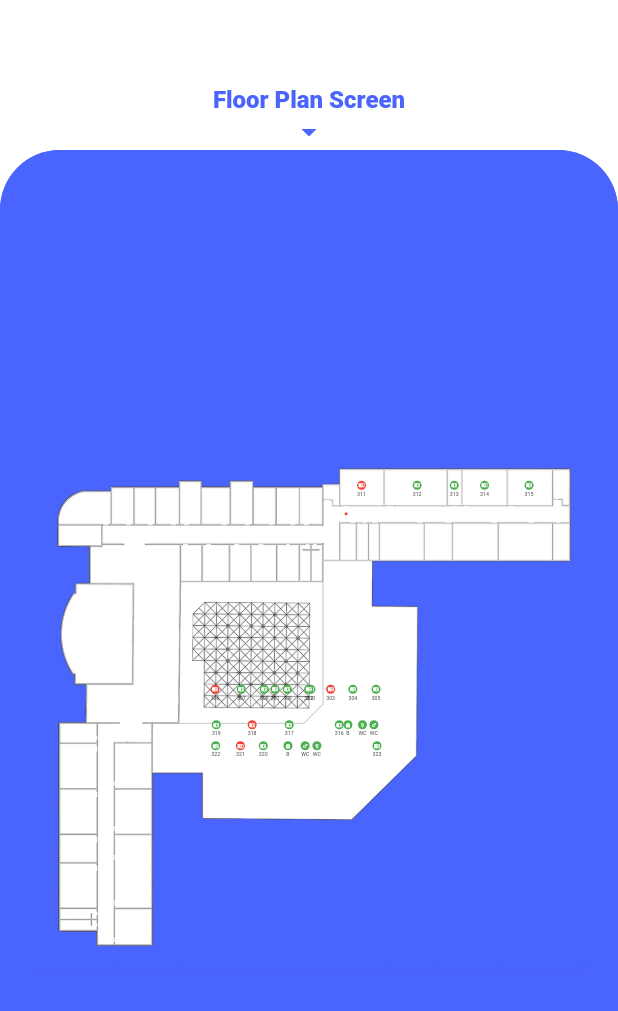
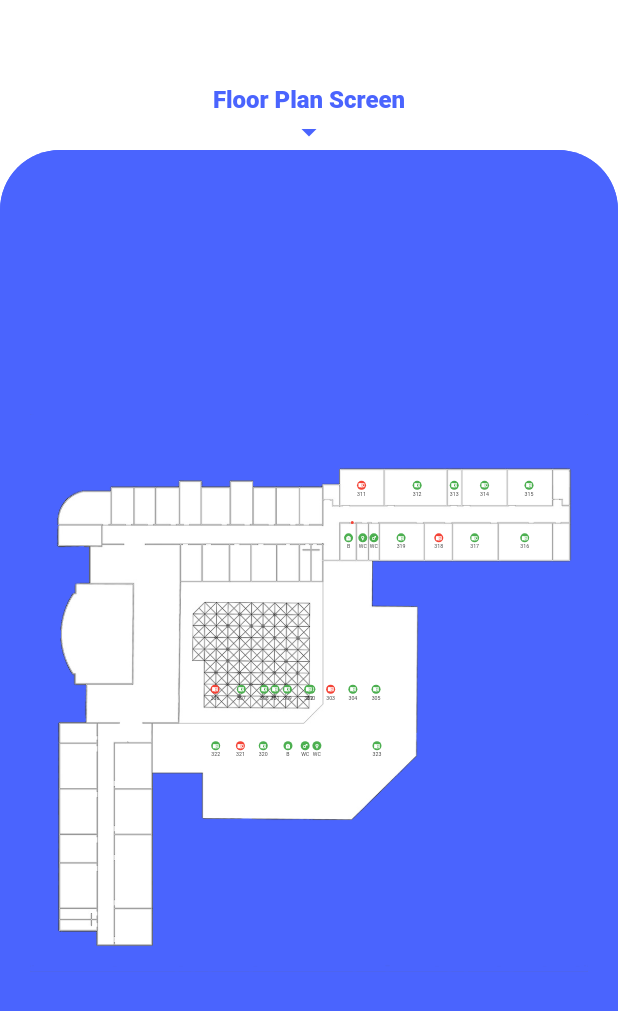
Before and after one commit to MohamedAbdelghanyy/SafeMove, a Flutter app: the screen it shows after launch, on a phone screen of 412 x 824 dp. Shown: the top 1011 px of the screen. Run offline on Flutter 3.47's test engine with Material 2 defaults, Android fonts, the phone set to English and light mode, and no system bars; our stand-ins replace firebase_auth, firebase_core, firebase_database, flip_card, flutter_spinkit, fluttertoast and 3 more; missing offline and left inert: wifi_info_plugin; accounts and stored records are empty; project files that could hold a hidden picture were left out.

```diff
--- a/grad-map/lib/view/shared/global.dart
+++ b/grad-map/lib/view/shared/global.dart
@@ -58,9 +58,9 @@ abstract class Global {
       'name': '316',
       'icon': Icons.menu_book_rounded,
       'status': true,
-      'position': [0.049, 0.0575],
-      'door_position': [0.000, 0.000],
-      'corridor_position': [0.0585, 0.0125],
+      'position': [0.349, -0.245],
+      'door_position': [0.3595, -0.276],
+      'corridor_position': [0.3595, -0.286],
       'tile': 3,
     },
     {
@@ -68,9 +68,9 @@ abstract class Global {
       'name': '317',
       'icon': Icons.menu_book_rounded,
       'status': true,
-      'position': [-0.032, 0.0575],
-      'door_position': [0.000, 0.000],
-      'corridor_position': [-0.002, 0.0125],
+      'position': [0.268, -0.245],
+      'door_position': [0.299, -0.276],
+      'corridor_position': [0.299, -0.286],
       'tile': 3,
     },
     {
@@ -78,9 +78,9 @@ abstract class Global {
       'name': '318',
       'icon': Icons.menu_book_rounded,
       'status': false,
-      'position': [-0.092, 0.0575],
-      'door_position': [0.000, 0.000],
-      'corridor_position': [-0.0756, 0.0125],
+      'position': [0.21, -0.245],
+      'door_position': [0.225, -0.276],
+      'corridor_position': [0.225, -0.286],
       'tile': 3,
     },
     {
@@ -88,9 +88,9 @@ abstract class Global {
       'name': '319',
       'icon': Icons.menu_book_rounded,
       'status': true,
-      'position': [-0.15, 0.0575],
-      'door_position': [-0.121, 0.024],
-      'corridor_position': [-0.121, 0.0125],
+      'position': [0.149, -0.245],
+      'door_position': [0.18, -0.276],
+      'corridor_position': [0.18, -0.286],
       'tile': 3,
     },
     {
@@ -98,9 +98,9 @@ abstract class Global {
       'name': 'WC',
       'icon': Icons.male_rounded,
       'status': true,
-      'position': [0.105, 0.0575],
-      'door_position': [0.000, 0.000],
-      'corridor_position': [0.107, 0.0125],
+      'position': [0.105, -0.245],
+      'door_position': [0.107, -0.276],
+      'corridor_position': [0.107, -0.286],
       'tile': 2,
     },
     {
@@ -108,9 +108,9 @@ abstract class Global {
       'name': 'WC',
       'icon': Icons.female_rounded,
       'status': true,
-      'position': [0.0865, 0.0575],
-      'door_position': [0.000, 0.000],
-      'corridor_position': [0.09, 0.0125],
+      'position': [0.087, -0.245],
+      'door_position': [0.09, -0.276],
+      'corridor_position': [0.09, -0.286],
       'tile': 2,
     },
     {
@@ -118,9 +118,9 @@ abstract class Global {
       'name': 'B',
       'icon': Icons.food_bank_rounded,
       'status': true,
-      'position': [0.063, 0.0575],
-      'door_position': [0.000, 0.000],
-      'corridor_position': [0.0705, 0.0125],
+      'position': [0.064, -0.245],
+      'door_position': [0.07, -0.276],
+      'corridor_position': [0.07, -0.286],
       'tile': 2,
     },
 
--- a/grad-map/lib/view/widgets/gridview_widget.dart
+++ b/grad-map/lib/view/widgets/gridview_widget.dart
@@ -103,7 +103,7 @@ class LinePainter extends CustomPainter {
       ..strokeWidth = 2
       ..strokeCap = StrokeCap.round;
 
-    List xy = [0.06, -0.29];
+    List xy = [0.07, -0.276];
 
     print('[' + xy[0].toString() + ', ' + xy[1].toString());
 
```
